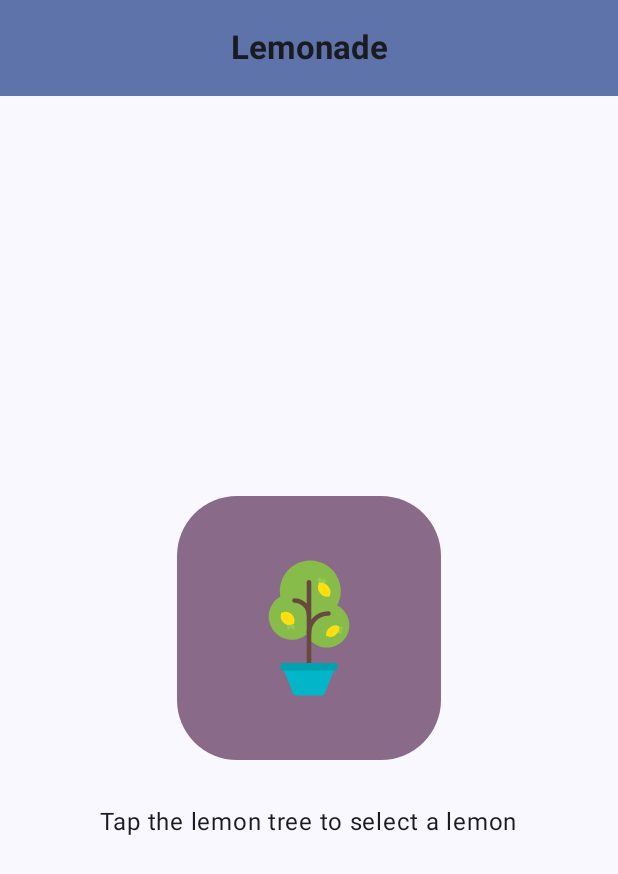
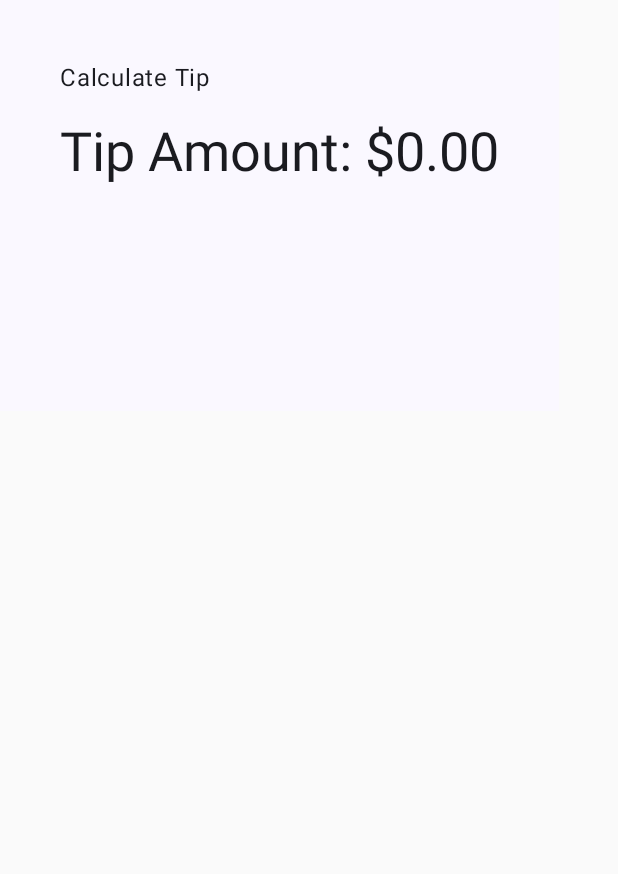
Before and after one commit to MoongStory/AndroidStudy, an Android app built with Jetpack Compose: the screen it shows after launch (MainActivity), on a phone screen of 412 x 824 dp. Shown: the top 874 px of the screen. Run offline under Robolectric (Android 15) with nearby library versions, the phone set to English and light mode, and no system bars.

Commit message:
Compose의 상태 소개 - 시작 코드 가져오기 - 기본 텍스트 출력

```diff
--- a/app/src/main/java/com/example/androidstudy/MainActivity.kt
+++ b/app/src/main/java/com/example/androidstudy/MainActivity.kt
@@ -1,7 +1,7 @@
-// 학습 리소스 둘러보기 -> 입문자 대상 -> 단원 2: 앱 UI 빌드 -> 연습: 클릭 동작
+// 학습 리소스 둘러보기 -> 입문자 대상 -> 단원 2: 앱 UI 빌드 -> UI 및 상태와 상호작용 -> Compose의 상태 소개
 // 아래 링크부터 이어서
 // https://developer.android.com/codelabs/basic-android-kotlin-compose-button-click-practice-problem?hl=ko&continue=https%3A%2F%2Fdeveloper.android.com%2Fcourses%2Fpathways%2Fandroid-basics-compose-unit-2-pathway-2%3Fhl%3Dko%23codelab-https%3A%2F%2Fdeveloper.android.com%2Fcodelabs%2Fbasic-android-kotlin-compose-button-click-practice-problem#2
-// "시작하기"부터 이어서 하면 됨.
+// "시작하기 전에"부터 이어서 하면 됨.
 
 package com.example.androidstudy
 
@@ -9,39 +9,26 @@ import android.os.Bundle
 import androidx.activity.ComponentActivity
 import androidx.activity.compose.setContent
 import androidx.activity.enableEdgeToEdge
-import androidx.compose.foundation.Image
-import androidx.compose.foundation.background
 import androidx.compose.foundation.layout.Arrangement
-import androidx.compose.foundation.layout.Box
 import androidx.compose.foundation.layout.Column
 import androidx.compose.foundation.layout.Spacer
-import androidx.compose.foundation.layout.fillMaxSize
 import androidx.compose.foundation.layout.height
 import androidx.compose.foundation.layout.padding
-import androidx.compose.foundation.layout.width
-import androidx.compose.foundation.shape.RoundedCornerShape
-import androidx.compose.material3.Button
-import androidx.compose.material3.ButtonDefaults
-import androidx.compose.material3.CenterAlignedTopAppBar
-import androidx.compose.material3.ExperimentalMaterial3Api
+import androidx.compose.foundation.layout.safeDrawingPadding
+import androidx.compose.foundation.layout.statusBarsPadding
+import androidx.compose.foundation.rememberScrollState
+import androidx.compose.foundation.verticalScroll
 import androidx.compose.material3.MaterialTheme
-import androidx.compose.material3.Scaffold
 import androidx.compose.material3.Surface
 import androidx.compose.material3.Text
-import androidx.compose.material3.TopAppBarDefaults
 import androidx.compose.runtime.Composable
-import androidx.compose.runtime.getValue
-import androidx.compose.runtime.mutableIntStateOf
-import androidx.compose.runtime.remember
-import androidx.compose.runtime.setValue
 import androidx.compose.ui.Alignment
 import androidx.compose.ui.Modifier
-import androidx.compose.ui.res.dimensionResource
-import androidx.compose.ui.res.painterResource
 import androidx.compose.ui.res.stringResource
-import androidx.compose.ui.text.font.FontWeight
 import androidx.compose.ui.tooling.preview.Preview
+import androidx.compose.ui.unit.dp
 import com.example.androidstudy.ui.theme.AndroidStudyTheme
+import java.text.NumberFormat
 
 class MainActivity : ComponentActivity() {
     override fun onCreate(savedInstanceState: Bundle?) {
@@ -49,84 +36,8 @@ class MainActivity : ComponentActivity() {
         enableEdgeToEdge()
         setContent {
             AndroidStudyTheme {
-                LemonadeApp()
-            }
-        }
-    }
-}
-
-@OptIn(ExperimentalMaterial3Api::class)
-@Composable
-fun LemonadeApp() {
-    var currentStep by remember { mutableIntStateOf(1) }
-    var squeezeCount by remember { mutableIntStateOf(0) }
-
-    Scaffold(
-        topBar = {
-            CenterAlignedTopAppBar(
-                title = {
-                    Text(
-                        text = "Lemonade", fontWeight = FontWeight.Bold
-                    )
-                }, colors = TopAppBarDefaults.largeTopAppBarColors(
-                    containerColor = MaterialTheme.colorScheme.primaryContainer
-                )
-            )
-        }) { innerPadding ->
-        Surface(
-            modifier = Modifier
-                .fillMaxSize()
-                .padding(innerPadding)
-                .background(MaterialTheme.colorScheme.tertiaryContainer),
-            color = MaterialTheme.colorScheme.background
-        ) {
-            when (currentStep) {
-                1 -> {
-                    LemonTextAndImage(
-                        textLabelResourceId = R.string.string01,
-                        drawableResourceId = R.drawable.lemon_tree,
-                        contentDescriptionResourceId = R.string.string05,
-                        onImageClick = {
-                            currentStep = 2
-                            squeezeCount = (2..4).random()
-                        }
-                    )
-                }
-
-                2 -> {
-                    LemonTextAndImage(
-                        textLabelResourceId = R.string.string02,
-                        drawableResourceId = R.drawable.lemon_squeeze,
-                        contentDescriptionResourceId = R.string.string06,
-                        onImageClick = {
-                            squeezeCount--
-                            if (squeezeCount <= 0) {
-                                currentStep = 3
-                            }
-                        }
-                    )
-                }
-
-                3 -> {
-                    LemonTextAndImage(
-                        textLabelResourceId = R.string.string03,
-                        drawableResourceId = R.drawable.lemon_drink,
-                        contentDescriptionResourceId = R.string.string07,
-                        onImageClick = {
-                            currentStep = 4
-                        }
-                    )
-                }
-
-                4 -> {
-                    LemonTextAndImage(
-                        textLabelResourceId = R.string.string04,
-                        drawableResourceId = R.drawable.lemon_restart,
-                        contentDescriptionResourceId = R.string.string08,
-                        onImageClick = {
-                            currentStep = 1
-                        }
-                    )
+                Surface {
+                    TipTimeLayout()
                 }
             }
         }
@@ -134,48 +45,39 @@ fun LemonadeApp() {
 }
 
 @Composable
-fun LemonTextAndImage(
-    textLabelResourceId: Int,
-    drawableResourceId: Int,
-    contentDescriptionResourceId: Int,
-    onImageClick: () -> Unit,
-    modifier: Modifier = Modifier
-) {
-    Box(
-        modifier = modifier
+fun TipTimeLayout() {
+    Column(
+        modifier = Modifier
+            .statusBarsPadding()
+            .padding(horizontal = 40.dp)
+            .verticalScroll(rememberScrollState())
+            .safeDrawingPadding(),
+        horizontalAlignment = Alignment.CenterHorizontally,
+        verticalArrangement = Arrangement.Center
     ) {
-        Column(
-            horizontalAlignment = Alignment.CenterHorizontally,
-            verticalArrangement = Arrangement.Center,
-            modifier = Modifier.fillMaxSize()
-        ) {
-            Button(
-                onClick = onImageClick,
-                shape = RoundedCornerShape(dimensionResource(R.dimen.button_corner_radius)),
-                colors = ButtonDefaults.buttonColors(containerColor = MaterialTheme.colorScheme.tertiaryContainer)
-            ) {
-                Image(
-                    painter = painterResource(drawableResourceId),
-                    contentDescription = stringResource(contentDescriptionResourceId),
-                    modifier = Modifier
-                        .width(dimensionResource(R.dimen.button_image_width))
-                        .height(dimensionResource(R.dimen.button_image_height))
-                        .padding(dimensionResource(R.dimen.button_interior_padding))
-                )
-            }
-            Spacer(modifier = Modifier.height(dimensionResource(R.dimen.padding_vertical)))
-            Text(
-                text = stringResource(textLabelResourceId),
-                style = MaterialTheme.typography.bodyLarge
-            )
-        }
+        Text(
+            text = stringResource(R.string.calculate_tip),
+            modifier = Modifier
+                .padding(bottom = 16.dp, top = 40.dp)
+                .align(alignment = Alignment.Start)
+        )
+        Text(
+            text = stringResource(R.string.tip_amount, "$0.00"),
+            style = MaterialTheme.typography.displaySmall
+        )
+        Spacer(modifier = Modifier.height(150.dp))
     }
 }
 
-@Preview
+private fun calculateTip(amount: Double, tipPercent: Double = 15.0): String {
+    val tip = tipPercent / 100 * amount
+    return NumberFormat.getCurrencyInstance().format(tip)
+}
+
+@Preview(showBackground = true)
 @Composable
-fun LemonadePreview() {
+fun TipTimeLayoutPreview() {
     AndroidStudyTheme {
-        LemonadeApp()
+        TipTimeLayout()
     }
 }
--- a/app/src/main/res/values/dimens.xml
+++ b/app/src/main/res/values/dimens.xml
@@ -1,8 +1,3 @@
 <?xml version="1.0" encoding="utf-8"?>
 <resources>
-    <dimen name="button_corner_radius">40dp</dimen>
-    <dimen name="button_interior_padding">24dp</dimen>
-    <dimen name="padding_vertical">32dp</dimen>
-    <dimen name="button_image_width">128dp</dimen>
-    <dimen name="button_image_height">160dp</dimen>
 </resources>
--- a/app/src/main/res/values/strings.xml
+++ b/app/src/main/res/values/strings.xml
@@ -1,12 +1,6 @@
 <resources>
     <string name="app_name">AndroidStudy</string>
-    <string name="string01">Tap the lemon tree to select a lemon</string>
-    <string name="string02">Keep tapping the lemon to squeeze it</string>
-    <string name="string03">Tap the lemonade to drink it</string>
-    <string name="string04">Tap the empty glass to start again</string>
-    <string name="string05">Lemon tree</string>
-    <string name="string06">Lemon</string>
-    <string name="string07">Glass of lemonade</string>
-    <string name="string08">Empty glass</string>
-    <string name="lemonade">Lemonade</string>
+    <string name="calculate_tip">Calculate Tip</string>
+    <string name="bill_amount">Bill Amount</string>
+    <string name="tip_amount">Tip Amount: %s</string>
 </resources>
```
